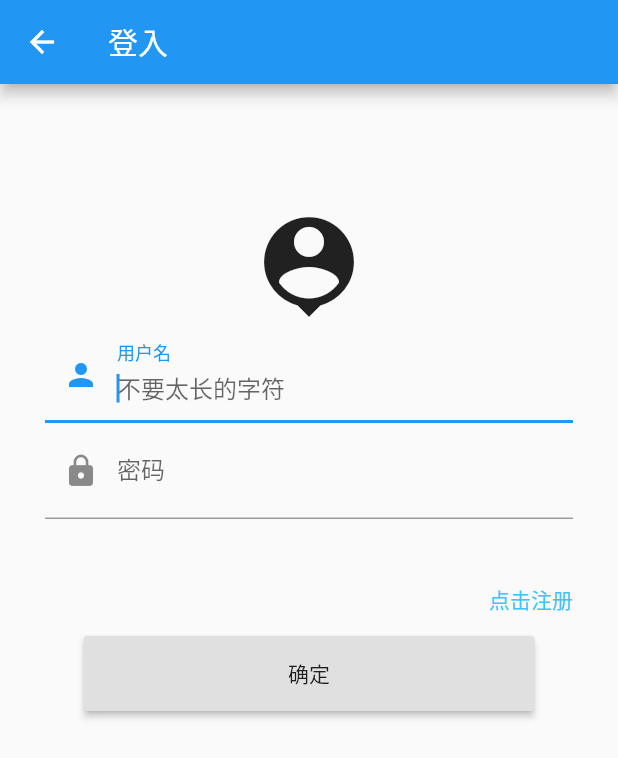
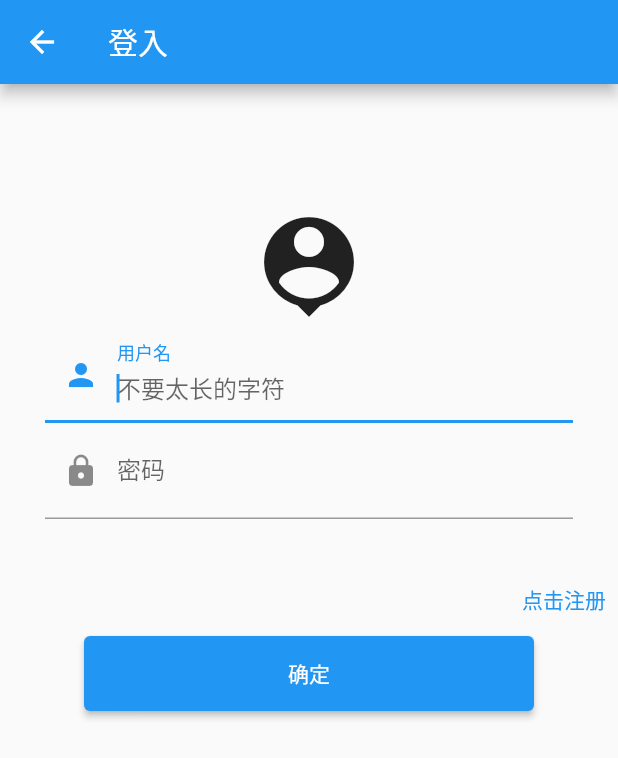
Before and after one commit to chenjiaren145/FlutterLearn, a Flutter app: the UserLogin screen opened by its route, on a phone screen of 412 x 824 dp. Shown: the top 758 px of the screen. Run offline on Flutter 3.47's test engine with Material 2 defaults, Android fonts, the phone set to English and light mode, and no system bars; our stand-ins replace cookie_jar, dio, flutter_styled_toast, webview_flutter; network calls fail.

Commit message:
过时警告语句更新

```diff
--- a/lib/bean/home_article_entity.dart
+++ b/lib/bean/home_article_entity.dart
@@ -1,4 +1,4 @@
-import 'package:MyFlutter/generated/json/base/json_convert_content.dart';
+import 'package:my_flutter/generated/json/base/json_convert_content.dart';
 
 class HomeArticleEntity with JsonConvert<HomeArticleEntity> {
   HomeArticleData data;
--- a/lib/bean/registered_entity.dart
+++ b/lib/bean/registered_entity.dart
@@ -1,4 +1,4 @@
-import 'package:MyFlutter/generated/json/base/json_convert_content.dart';
+import "package:my_flutter/generated/json/base/json_convert_content.dart";
 
 class RegisteredEntity with JsonConvert<RegisteredEntity> {
   RegisteredData data;
--- a/lib/page/user.dart
+++ b/lib/page/user.dart
@@ -1,5 +1,5 @@
-import 'package:MyFlutter/config/app_status.dart';
-import 'package:MyFlutter/page/padge_config.dart';
+import 'package:my_flutter/config/app_status.dart';
+import 'package:my_flutter/page/padge_config.dart';
 import 'package:flutter/material.dart';
 
 class User extends StatefulWidget {
@@ -20,7 +20,7 @@ class UserStatus extends State<User> {
         constraints: BoxConstraints(
             minHeight: double.infinity, minWidth: double.infinity),
         child: Center(
-          child: FlatButton(
+          child: TextButton(
             onPressed: () async {
               var result =
                   await Navigator.pushNamed(context, PageConfig.userLogin);
--- a/lib/page/user_login.dart
+++ b/lib/page/user_login.dart
@@ -1,7 +1,7 @@
-import 'package:MyFlutter/bean/registered_entity.dart';
-import 'package:MyFlutter/config/app_status.dart';
-import 'package:MyFlutter/network/http_dio.dart';
-import 'package:MyFlutter/network/url.dart';
+import 'package:my_flutter/bean/registered_entity.dart';
+import 'package:my_flutter/config/app_status.dart';
+import 'package:my_flutter/network/http_dio.dart';
+import 'package:my_flutter/network/url.dart';
 import 'package:flutter/material.dart';
 import 'package:flutter_styled_toast/flutter_styled_toast.dart';
 
@@ -61,19 +61,17 @@ class UserLoginState extends State<UserLogin> {
                 ),
                 Align(
                   alignment: Alignment.topRight,
-                  child: FlatButton(
-                    padding: EdgeInsets.symmetric(vertical: 5, horizontal: 30),
+                  child: TextButton(
                     onPressed: () {
                       requestRegister(context);
                     },
-                    textColor: Colors.lightBlueAccent,
                     child: Text('点击注册'),
                   ),
                 ),
                 SizedBox(
                   width: 300,
                   height: 50,
-                  child: RaisedButton(
+                  child: ElevatedButton(
                     child: Text("确定"),
                     onPressed: () {
                       requestLogin();
--- a/pubspec.yaml
+++ b/pubspec.yaml
@@ -1,4 +1,4 @@
-name: MyFlutter
+name: my_flutter
 description: A new Flutter project.
 
 # The following line prevents the package from being accidentally published to
```
Also changed, not shown: lib/main.dart (+6 -6 lines), lib/network/http_dio.dart (+7 -7 lines), lib/page/explore.dart (+4 -7 lines), lib/page/home.dart (+6 -6 lines), lib/generated/json/base/json_convert_content.dart, lib/generated/json/home_article_entity_helper.dart, lib/generated/json/registered_entity_helper.dart, 9 other files. Lines whose indentation alone changed are shown as unchanged.
